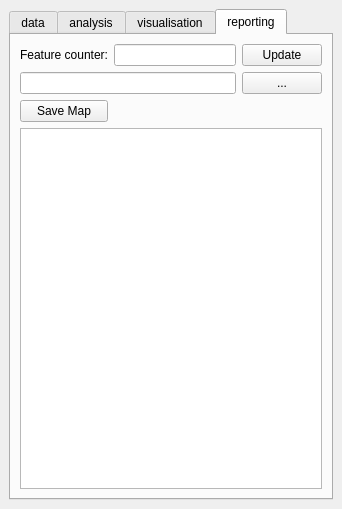
Old version of the form SpatialDecision/spatial_decision_dockwidget_base.ui in the repository jorgegil/GEO1005.
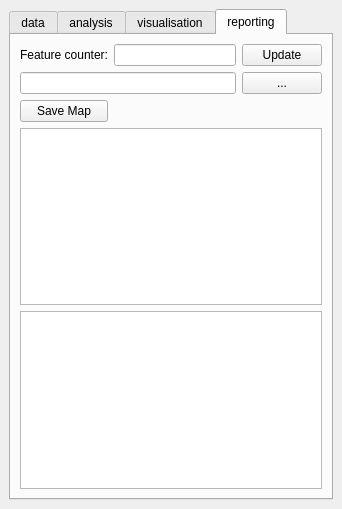
New version of the form. The open tabs and pages were chosen to show the change. Icons and pictures are not drawn.

Patch:
```diff
--- a/SpatialDecision/spatial_decision_dockwidget_base.ui
+++ b/SpatialDecision/spatial_decision_dockwidget_base.ui
@@ -238,7 +238,7 @@
        <attribute name="title">
         <string>reporting</string>
        </attribute>
-       <layout class="QVBoxLayout" name="verticalLayout" stretch="0,6">
+       <layout class="QVBoxLayout" name="verticalLayout" stretch="0,0,0">
         <item>
          <layout class="QGridLayout" name="gridLayout_2" rowstretch="0,1,1" rowminimumheight="0,1,1">
           <item row="0" column="0">
@@ -278,7 +278,10 @@
          </layout>
         </item>
         <item>
-         <widget class="QListWidget" name="listWidget"/>
+         <widget class="QListWidget" name="reportList"/>
+        </item>
+        <item>
+         <widget class="QTableWidget" name="statisticsTable"/>
         </item>
        </layout>
       </widget>
```
